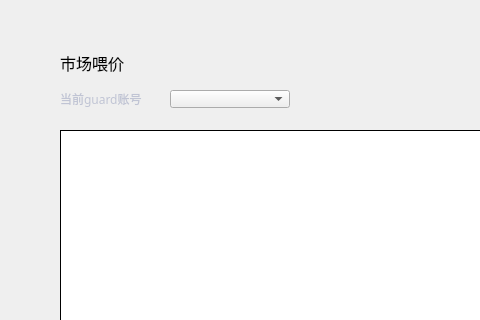
HcashOrg/hx-indicator, file LNKWallet/guard/FeedPricePage.ui: the form before one commit; both pictures show x 0 to 480 and y 0 to 320 of the 770 by 510 pixel window.
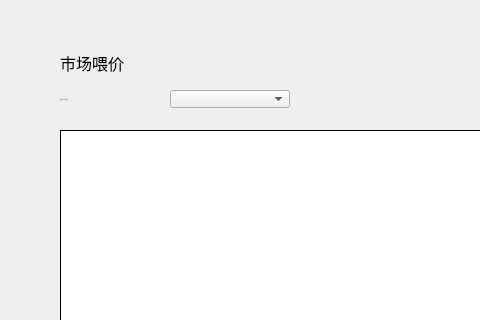
The form after the commit.

```diff
--- a/LNKWallet/guard/FeedPricePage.ui
+++ b/LNKWallet/guard/FeedPricePage.ui
@@ -152,20 +152,25 @@
     <rect>
      <x>60</x>
      <y>90</y>
-     <width>100</width>
+     <width>110</width>
      <height>18</height>
     </rect>
    </property>
    <property name="font">
     <font>
-     <family>微软雅黑</family>
+     <family>Microsoft YaHei UI Light</family>
+     <pointsize>-1</pointsize>
+     <weight>50</weight>
+     <italic>false</italic>
+     <bold>false</bold>
     </font>
    </property>
    <property name="styleSheet">
-    <string notr="true">color: rgb(192, 196, 212);</string>
+    <string notr="true">QLabel{color: rgb(137,129,161);
+font: 11px &quot;Microsoft YaHei UI Light&quot;;}</string>
    </property>
    <property name="text">
-    <string>当前guard账号</string>
+    <string>当前senator账号</string>
    </property>
    <property name="alignment">
     <set>Qt::AlignLeading|Qt::AlignLeft|Qt::AlignVCenter</set>
```
